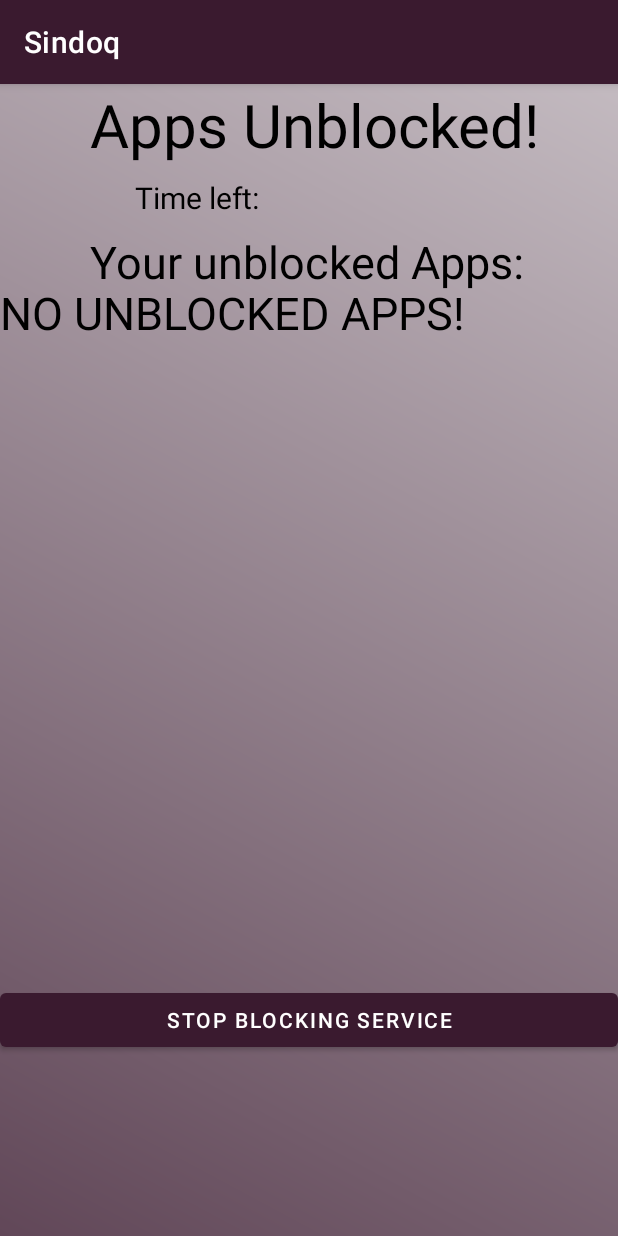
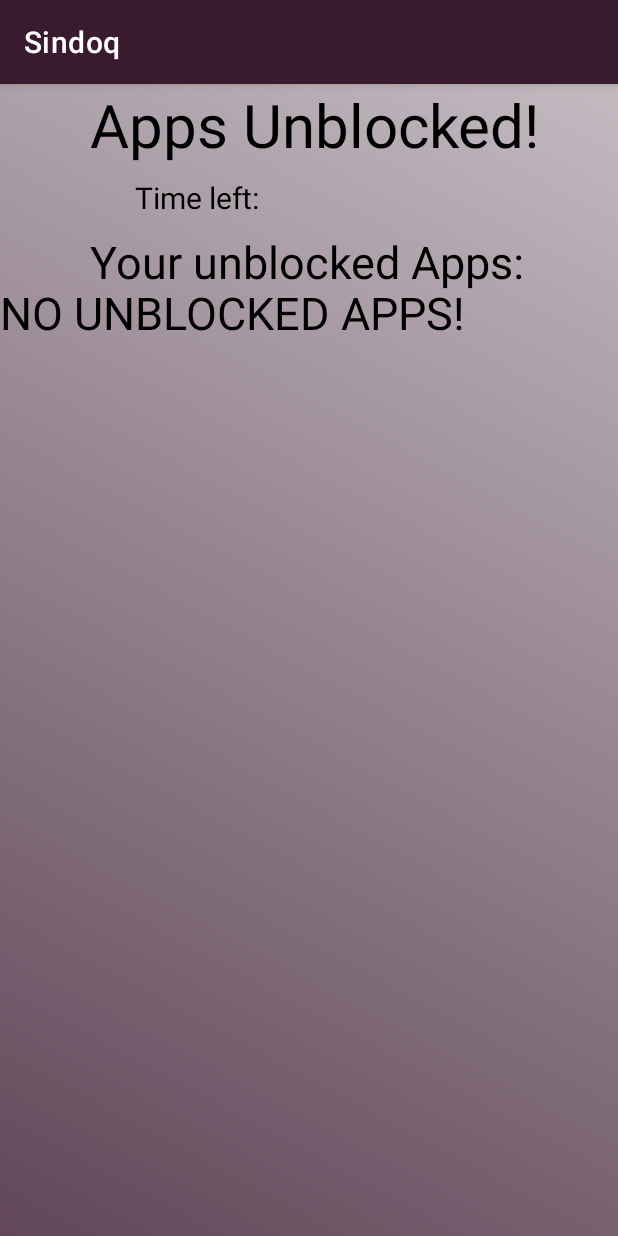
Before and after one commit to WasifIbrahim29/Sindoq, an Android app: the BlockPage screen opened directly, with no data from a screen before it, on a phone screen of 412 x 824 dp. Run offline under Robolectric (Android 15) with nearby library versions, the phone set to English and light mode, and no system bars.

Commit message:
Commit by amna

```diff
--- a/app/src/main/java/com/example/sindoq/BlockAppsActivity.java
+++ b/app/src/main/java/com/example/sindoq/BlockAppsActivity.java
@@ -65,8 +65,9 @@ public class BlockAppsActivity extends Activity {
 
         if (ContextCompat.checkSelfPermission(BlockAppsActivity.this, android.Manifest.permission.PACKAGE_USAGE_STATS) != PackageManager.PERMISSION_GRANTED) {
             new MaterialAlertDialogBuilder(BlockAppsActivity.this, R.style.AlertDialogTheme)
-                    .setTitle("Permission Required")
-                    .setMessage("Sindoq Requires Usage Access Permission")
+                    .setTitle("Usage Access Permission Required")
+                    .setMessage( "\n" + "Sindoq Requires Usage Permission" + "\n" + "\n"  +
+                            "\n" + "-" + "Click on Sindoq" + "\n" + "-" + "Enable Usage Tracking " + "\n" + "\n" )
                     .setPositiveButton("Accept", new DialogInterface.OnClickListener() {
                         @Override
                         public void onClick(DialogInterface dialogInterface, int i) {
--- a/app/src/main/java/com/example/sindoq/screens/BlockPage.java
+++ b/app/src/main/java/com/example/sindoq/screens/BlockPage.java
@@ -222,6 +222,7 @@ public class BlockPage extends AppCompatActivity {
         super.onResume();
         Log.e("Resume","in on Resume");
         if(this == lastPausedActivity) {
+            Log.e("Resume","PROBLEM HERE!");
             lastPausedActivity = null;
             Intent intent = new Intent(this, SplashActivity.class);
             intent.setFlags( Intent.FLAG_ACTIVITY_CLEAR_TOP );
@@ -229,7 +230,7 @@ public class BlockPage extends AppCompatActivity {
         }
     }
 
-    public void StopBlocking(View view) {
+   /* public void StopBlocking(View view) {
         AlertDialog.Builder builder = new AlertDialog.Builder(this);
         builder.setCancelable(true);
         builder.setTitle("Unblock All Apps?");
@@ -258,5 +259,5 @@ public class BlockPage extends AppCompatActivity {
         AlertDialog dialog = builder.create();
         dialog.show();
 
-    }
+    }*/
 }
--- a/app/src/main/res/layout/activity_block_page.xml
+++ b/app/src/main/res/layout/activity_block_page.xml
@@ -70,11 +70,5 @@
         android:layout_alignBottom="@+id/noapp"
         android:layout_marginBottom="-288dp" />
 
-    <com.google.android.material.button.MaterialButton
-        android:layout_width="match_parent"
-        android:layout_height="wrap_content"
-        android:layout_marginTop="600dp"
-        android:text="Stop Blocking Service"
-        android:onClick="StopBlocking"
-></com.google.android.material.button.MaterialButton>
+
 </RelativeLayout>
```
Also changed, not shown: app/src/main/AndroidManifest.xml (+6 -4 lines).
